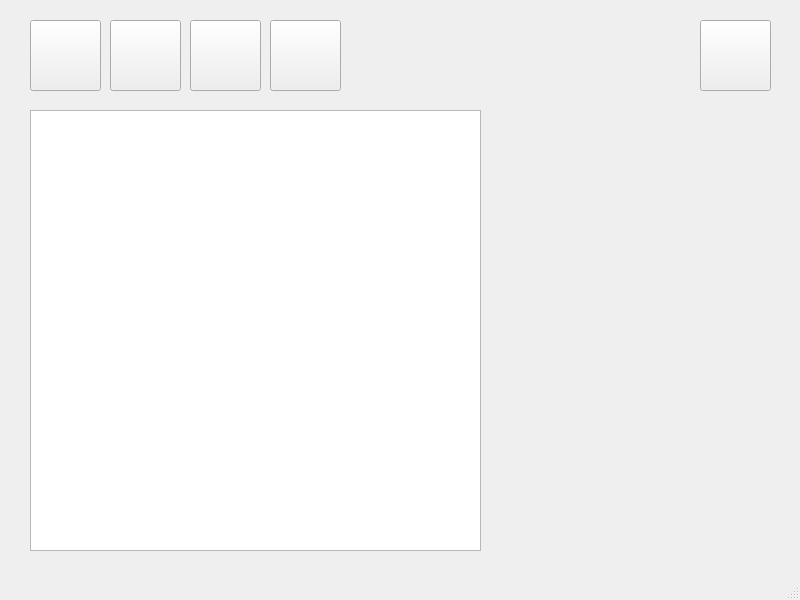
Old version of the form Patientenverwaltung/mainwindow.ui in the repository JenniferRied/Patientenverwaltung.
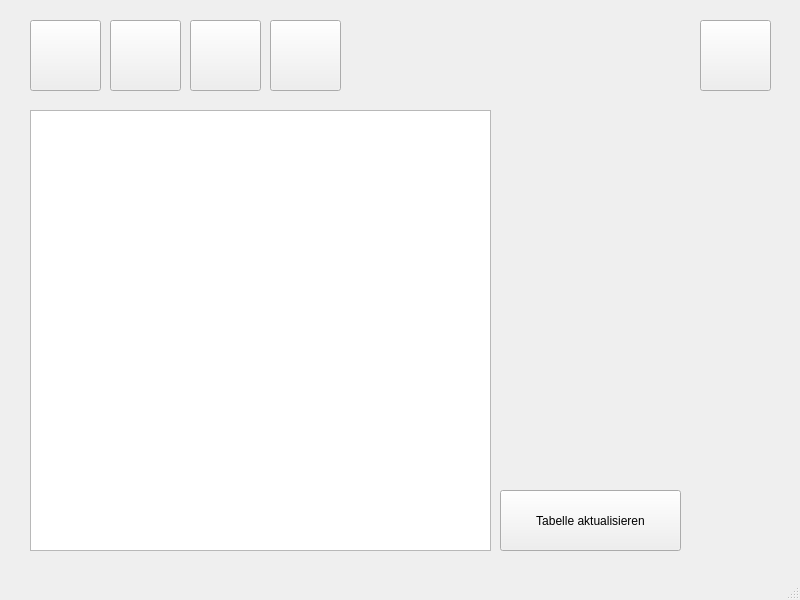
New version of the form. Icons and pictures are not drawn.

Commit message:
Daten in Tabelle anzeigen
Datum kommt noch. Laden/aktualisieren der Tabelle durch Button.

```diff
--- a/Patientenverwaltung/mainwindow.ui
+++ b/Patientenverwaltung/mainwindow.ui
@@ -84,7 +84,7 @@
      <rect>
       <x>30</x>
       <y>110</y>
-      <width>451</width>
+      <width>461</width>
       <height>441</height>
      </rect>
     </property>
@@ -102,6 +102,19 @@
      <string/>
     </property>
    </widget>
+   <widget class="QPushButton" name="pushButton">
+    <property name="geometry">
+     <rect>
+      <x>500</x>
+      <y>490</y>
+      <width>181</width>
+      <height>61</height>
+     </rect>
+    </property>
+    <property name="text">
+     <string>Tabelle aktualisieren</string>
+    </property>
+   </widget>
   </widget>
   <widget class="QMenuBar" name="menubar">
    <property name="geometry">
```
The commit also changes 3 other files.
